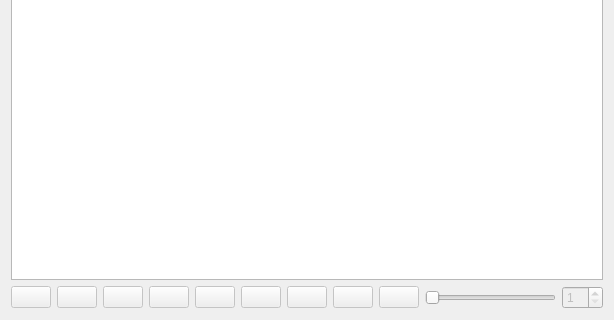
First picture: the form in centroid/src/centroid/forms/main_viewer.ui, repository usnistgov/tem_analysis, before the edit; both pictures show x 0 to 614 and y 183 to 503 of the 614 by 503 pixel window.
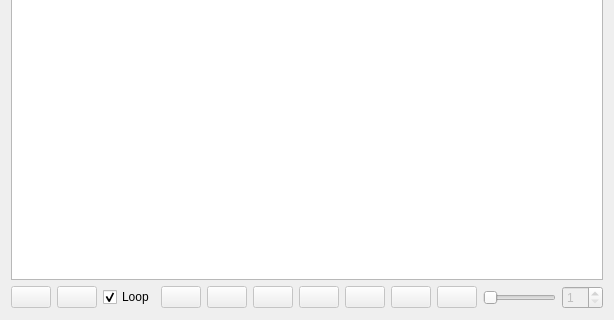
Second picture: the form after the edit. Icons and pictures are not drawn.

Commit message: added looping control and a few other gui changes

The edit to the form file:
```diff
--- a/centroid/src/centroid/forms/main_viewer.ui
+++ b/centroid/src/centroid/forms/main_viewer.ui
@@ -49,6 +49,16 @@
          </property>
         </widget>
        </item>
+       <item>
+        <widget class="QCheckBox" name="loopCB">
+         <property name="text">
+          <string>Loop</string>
+         </property>
+         <property name="checked">
+          <bool>true</bool>
+         </property>
+        </widget>
+       </item>
        <item>
         <widget class="QPushButton" name="jumpToFirstButton">
          <property name="enabled">
```
Left out of the diff: 27 changed lines with no effect on the pictures. The commit also changes 4 other files.
